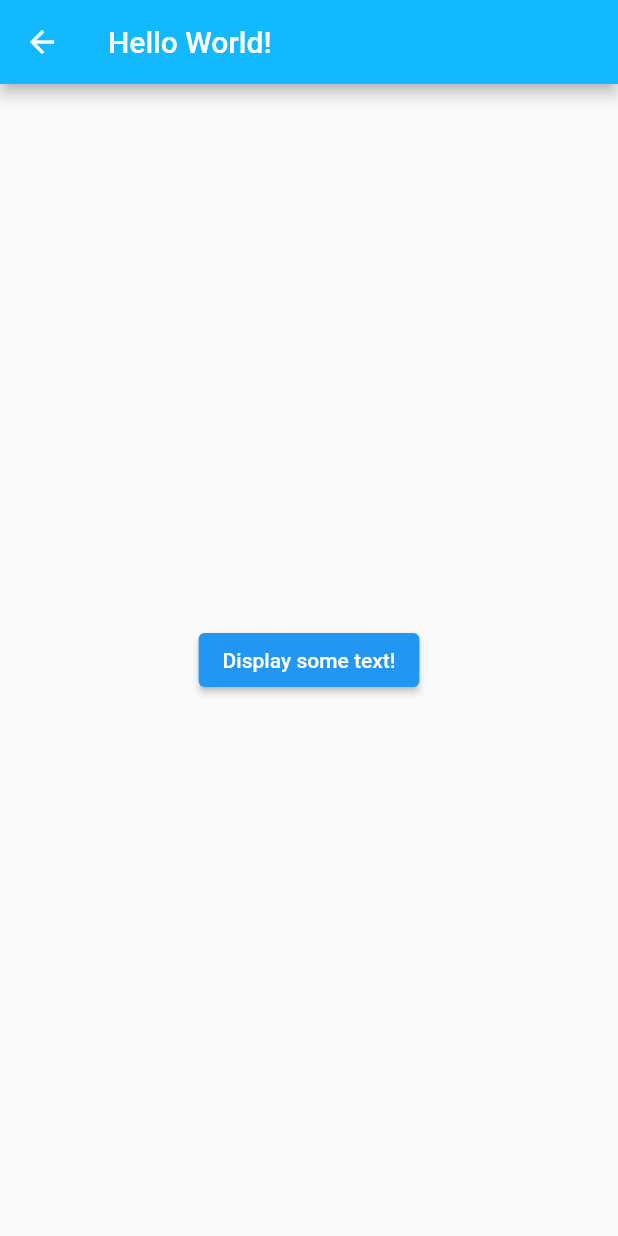
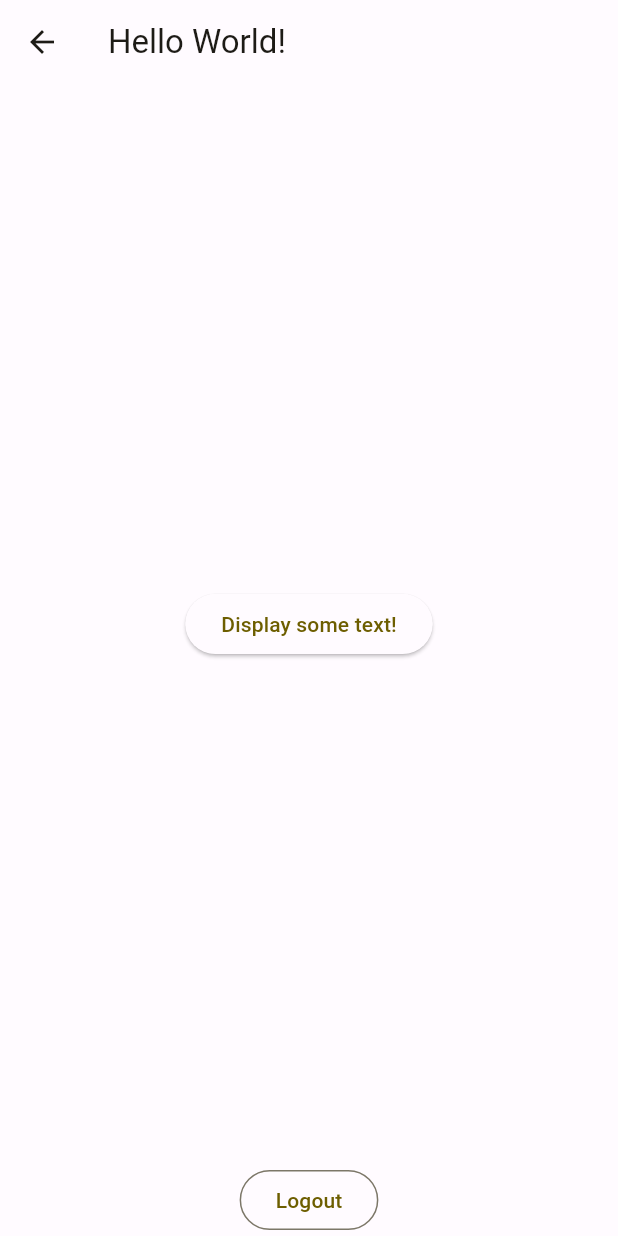
Before and after one commit to tsnAnh/bit, a Flutter app: the HomeScreen screen opened by its route, on a phone screen of 412 x 824 dp. Run offline on Flutter 3.47's test engine with Material 2 defaults, Android fonts, the phone set to English and light mode, and no system bars; our stand-ins replace dio, equatable, flutter_bloc, freezed_annotation, get_it, hydrated_bloc; generated files the repository leaves out were written again.

```diff
--- /dev/null
+++ b/lib/blocs/authentication/authentication_cubit.dart
@@ -0,0 +1,18 @@
+import 'package:hydrated_bloc/hydrated_bloc.dart';
+
+class AuthenticationCubit extends HydratedCubit<bool> {
+  AuthenticationCubit() : super(false);
+
+  static const authenticationStateKey = 'auth_state';
+
+  void setAuthenticated() => emit(true);
+
+  void setUnauthenticated() => emit(false);
+
+  @override
+  bool? fromJson(Map<String, dynamic> json) =>
+      json[authenticationStateKey] as bool;
+
+  @override
+  Map<String, dynamic>? toJson(bool state) => {authenticationStateKey: state};
+}
--- /dev/null
+++ b/lib/common/assets/app_assets.dart
@@ -0,0 +1,5 @@
+abstract class AppAssets {
+  AppAssets._();
+
+  static const sampleAsset = 'assets/...';
+}
--- a/lib/main_production.dart
+++ b/lib/main_production.dart
@@ -1,11 +1,12 @@
 import 'package:flutter/material.dart';
+import 'package:hydrated_bloc/hydrated_bloc.dart';
 
 import 'app_flavor.dart';
 import 'bootstrap.dart';
 import 'data/remote/dio.dart';
 import 'di/service_locator.dart';
 
-void main() {
+Future<void> main() async {
   WidgetsFlutterBinding.ensureInitialized();
 
   final dioClient = DioClient(baseUrl: AppFlavor.production.baseUrl);
--- a/lib/navigation/navigation.dart
+++ b/lib/navigation/navigation.dart
@@ -1,9 +1,11 @@
 import 'package:flutter/material.dart';
 
 import '../screens/home/home.dart';
+import '../screens/login/login.dart';
 
 abstract class AppRoutes {
-  static const home = '/';
+  static const login = 'login';
+  static const home = 'home';
 }
 
 abstract class AppNavigation {
@@ -11,6 +13,8 @@ abstract class AppNavigation {
     switch (settings.name) {
       case AppRoutes.home:
         return AppPageRoute((_) => const HomeScreen(), settings);
+      case AppRoutes.login:
+        return AppPageRoute((_) => const LoginScreen(), settings);
       default:
         throw 'Cannot find destination route';
     }
--- a/lib/screens/home/home_screen.dart
+++ b/lib/screens/home/home_screen.dart
@@ -1,8 +1,10 @@
 import 'package:flutter/material.dart';
 import 'package:flutter_bloc/flutter_bloc.dart';
 
+import '../../blocs/authentication/authentication_cubit.dart';
 import '../../l10n/l10n.dart';
 import '../../models/dtos/city.dart';
+import '../../navigation/navigation.dart';
 import 'bloc/home_bloc.dart';
 import 'bloc/home_event.dart';
 import 'bloc/home_state.dart';
@@ -16,12 +18,28 @@ class HomeScreen extends StatelessWidget {
       appBar: AppBar(
         title: Text(context.l10n.text_hello_world),
       ),
-      body: BlocProvider<HomeBloc>(
-        create: (context) => HomeBloc(context.read()),
-        child: Center(
-          child: BlocBuilder<HomeBloc, HomeState>(
-            builder: (context, state) => _buildHome(context, state),
-          ),
+      body: SafeArea(
+        child: Column(
+          children: [
+            Expanded(
+              child: BlocProvider<HomeBloc>(
+                create: (context) => HomeBloc(context.read()),
+                child: Center(
+                  child: BlocBuilder<HomeBloc, HomeState>(
+                    builder: (context, state) => _buildHome(context, state),
+                  ),
+                ),
+              ),
+            ),
+            OutlinedButton(
+              onPressed: () {
+                context.read<AuthenticationCubit>().setUnauthenticated();
+                Navigator.pushNamedAndRemoveUntil(
+                    context, AppRoutes.login, (route) => false);
+              },
+              child: const Text('Logout'),
+            )
+          ],
         ),
       ),
     );
@@ -47,8 +65,9 @@ class HomeScreen extends StatelessWidget {
 
   Widget _buildCityList(List<City> cities) {
     return ListView.builder(
+      shrinkWrap: true,
       itemBuilder: (context, index) =>
-          ListTile(title: Text(cities[index].name)),
+          ListTile(key: Key(cities[index].id), title: Text(cities[index].name)),
       itemCount: cities.length,
     );
   }
--- /dev/null
+++ b/lib/screens/login/login.dart
@@ -0,0 +1 @@
+export 'login_screen.dart';
--- /dev/null
+++ b/lib/theme/color_schemes.dart
@@ -0,0 +1,69 @@
+import 'package:flutter/material.dart';
+
+const lightColorScheme = ColorScheme(
+  brightness: Brightness.light,
+  primary: Color(0xFF6D5E00),
+  onPrimary: Color(0xFFFFFFFF),
+  primaryContainer: Color(0xFFFBE365),
+  onPrimaryContainer: Color(0xFF211B00),
+  secondary: Color(0xFF655E40),
+  onSecondary: Color(0xFFFFFFFF),
+  secondaryContainer: Color(0xFFEDE3BC),
+  onSecondaryContainer: Color(0xFF201C04),
+  tertiary: Color(0xFF426650),
+  onTertiary: Color(0xFFFFFFFF),
+  tertiaryContainer: Color(0xFFC4ECCF),
+  onTertiaryContainer: Color(0xFF002111),
+  error: Color(0xFFBA1A1A),
+  errorContainer: Color(0xFFFFDAD6),
+  onError: Color(0xFFFFFFFF),
+  onErrorContainer: Color(0xFF410002),
+  background: Color(0xFFFFFBFF),
+  onBackground: Color(0xFF1D1B16),
+  surface: Color(0xFFFFFBFF),
+  onSurface: Color(0xFF1D1B16),
+  surfaceVariant: Color(0xFFE9E2D0),
+  onSurfaceVariant: Color(0xFF4A4739),
+  outline: Color(0xFF7C7768),
+  onInverseSurface: Color(0xFFF6F0E7),
+  inverseSurface: Color(0xFF32302A),
+  inversePrimary: Color(0xFFDEC74C),
+  shadow: Color(0xFF000000),
+  surfaceTint: Color(0xFF6D5E00),
+  // outlineVariant: Color(0xFFCDC6B4),
+  // scrim: Color(0xFF000000),
+);
+
+const darkColorScheme = ColorScheme(
+  brightness: Brightness.dark,
+  primary: Color(0xFFDEC74C),
+  onPrimary: Color(0xFF393000),
+  primaryContainer: Color(0xFF524700),
+  onPrimaryContainer: Color(0xFFFBE365),
+  secondary: Color(0xFFD0C7A2),
+  onSecondary: Color(0xFF363016),
+  secondaryContainer: Color(0xFF4D472B),
+  onSecondaryContainer: Color(0xFFEDE3BC),
+  tertiary: Color(0xFFA8D0B4),
+  onTertiary: Color(0xFF133724),
+  tertiaryContainer: Color(0xFF2B4E39),
+  onTertiaryContainer: Color(0xFFC4ECCF),
+  error: Color(0xFFFFB4AB),
+  errorContainer: Color(0xFF93000A),
+  onError: Color(0xFF690005),
+  onErrorContainer: Color(0xFFFFDAD6),
+  background: Color(0xFF1D1B16),
+  onBackground: Color(0xFFE7E2D9),
+  surface: Color(0xFF1D1B16),
+  onSurface: Color(0xFFE7E2D9),
+  surfaceVariant: Color(0xFF4A4739),
+  onSurfaceVariant: Color(0xFFCDC6B4),
+  outline: Color(0xFF969080),
+  onInverseSurface: Color(0xFF1D1B16),
+  inverseSurface: Color(0xFFE7E2D9),
+  inversePrimary: Color(0xFF6D5E00),
+  shadow: Color(0xFF000000),
+  surfaceTint: Color(0xFFDEC74C),
+  // outlineVariant: Color(0xFF4A4739),
+  // scrim: Color(0xFF000000),
+);
--- a/pubspec.yaml
+++ b/pubspec.yaml
@@ -35,6 +35,8 @@ dependencies:
   # region Packages
   intl: ^0.17.0
   flutter_bloc: ^8.1.1
+  hydrated_bloc: ^9.0.0
+  path_provider: ^2.0.11
 
   # Service Locator
   get_it: ^7.2.0
```
Also changed, not shown: lib/app/app.dart (+13 -2 lines), lib/bootstrap.dart (+10 -1 lines), lib/common/error_screen.dart (added, +26 -0 lines), lib/screens/login/login_screen.dart (added, +25 -0 lines), lib/theme/theme.dart (+6 -15 lines), 7 other files.
